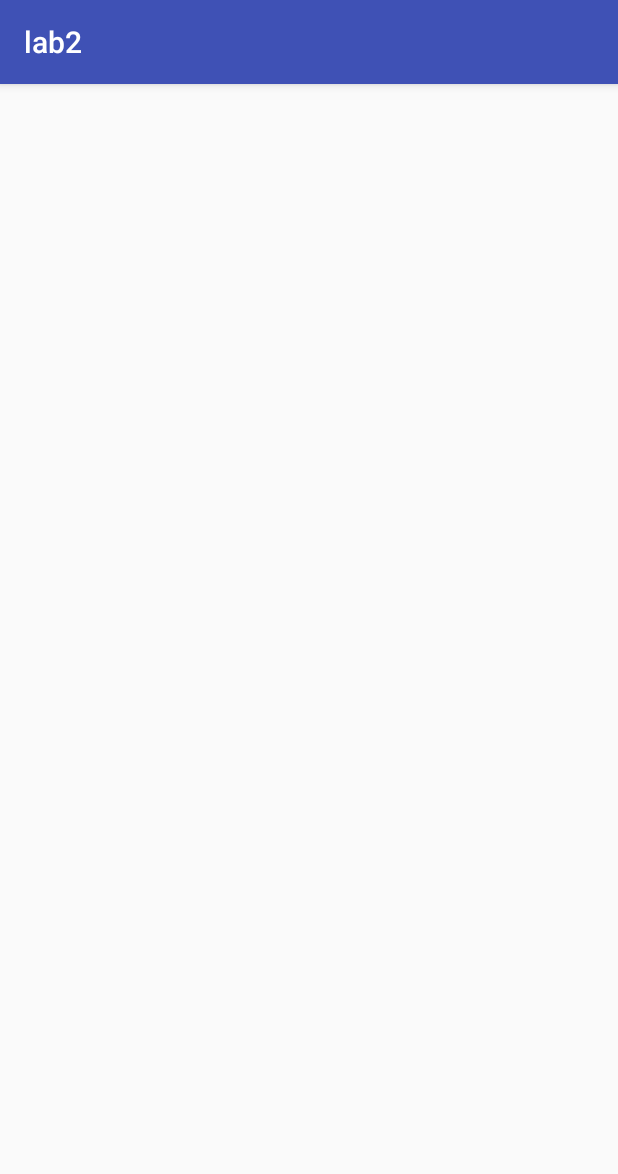
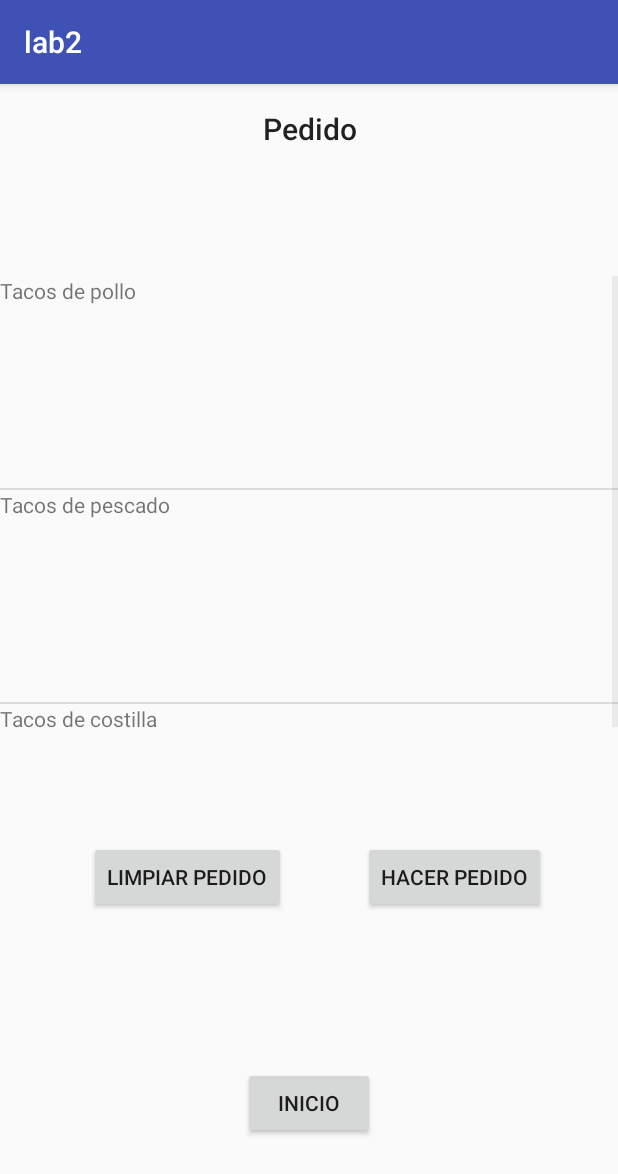
Before and after one commit to GDawg4/lab3, an Android app: the OrderActivity screen opened directly, with no data from a screen before it, on a phone screen of 412 x 824 dp. Shown: the top 1174 px of the screen. Run offline under Robolectric (Android 15) with nearby library versions, the phone set to English and light mode, and no system bars.

Commit message:
Funcionalidad completa TODO: Comentarios y estilización

```diff
--- /dev/null
+++ b/app/src/main/java/com/example/garoz/lab2/ItemAdapter.kt
@@ -0,0 +1,40 @@
+package com.example.garoz.lab2
+
+import android.content.Context
+import android.view.LayoutInflater
+import android.view.View
+import android.view.ViewGroup
+import android.widget.BaseAdapter
+import android.widget.TextView
+
+class ItemAdapter(private val context: Context,
+                  private val dataSource: ArrayList<String>):BaseAdapter() {
+
+    private val inflater:LayoutInflater = context.getSystemService(Context.LAYOUT_INFLATER_SERVICE) as LayoutInflater
+
+    override fun getCount(): Int {
+        return dataSource.size
+    }
+
+    override fun getItem(position: Int): Any {
+        return dataSource[position]
+    }
+
+    override fun getItemId(position: Int): Long {
+        return position.toLong()
+    }
+
+    override fun getView(position: Int, convertView: View?, parent: ViewGroup): View {
+        // Get view for row item
+        val rowView = inflater.inflate(R.layout.oneitem, parent, false)
+
+        val titleTextView = rowView.findViewById(R.id.itemName) as TextView
+
+        val recipe = getItem(position) as String
+
+        titleTextView.text = recipe
+
+
+        return rowView
+    }
+}
--- a/app/src/main/java/com/example/garoz/lab2/MainActivity.kt
+++ b/app/src/main/java/com/example/garoz/lab2/MainActivity.kt
@@ -3,7 +3,9 @@ package com.example.garoz.lab2
 import android.content.Intent
 import android.support.v7.app.AppCompatActivity
 import android.os.Bundle
+import android.widget.ArrayAdapter
 import android.widget.Button
+import android.widget.ListView
 
 class MainActivity : AppCompatActivity() {
 
--- a/app/src/main/java/com/example/garoz/lab2/OrderActivity.kt
+++ b/app/src/main/java/com/example/garoz/lab2/OrderActivity.kt
@@ -1,12 +1,45 @@
 package com.example.garoz.lab2
 
+import android.content.Intent
 import android.support.v7.app.AppCompatActivity
 import android.os.Bundle
+import android.widget.Button
+import android.widget.ListView
+import android.widget.Toast
+import kotlinx.android.synthetic.main.activity_order.*
 
 class OrderActivity : AppCompatActivity() {
+    private lateinit var listView: ListView
 
     override fun onCreate(savedInstanceState: Bundle?) {
         super.onCreate(savedInstanceState)
         setContentView(R.layout.activity_order)
+        listView = findViewById(R.id.orderList)
+
+        val backButton = findViewById<Button>(R.id.backButton)
+        val clearButton = findViewById<Button>(R.id.clearButton)
+        val orderButton = findViewById<Button>(R.id.orderButton)
+
+        val adapter = ItemAdapter(this, appExtensio.menuOrder)
+        listView.adapter = adapter
+
+        backButton.setOnClickListener{
+            var intent = Intent(this, MainActivity::class.java)
+            startActivity(intent)
+        }
+
+        clearButton.setOnClickListener{
+            appExtensio.clear()
+            var toast = Toast.makeText(applicationContext, "Pedido borrado", Toast.LENGTH_SHORT)
+            toast.show()
+            listView.invalidateViews()
+        }
+
+        orderButton.setOnClickListener {
+            appExtensio.clear()
+            var toast = Toast.makeText(applicationContext, "Pedido hecho", Toast.LENGTH_SHORT)
+            toast.show()
+            listView.invalidateViews()
+        }
     }
 }
--- a/app/src/main/java/com/example/garoz/lab2/appExtensio.kt
+++ b/app/src/main/java/com/example/garoz/lab2/appExtensio.kt
@@ -3,12 +3,11 @@ package com.example.garoz.lab2
 import android.app.Application
 
 class appExtensio:Application() {
-    companion object:MenuOrder {
+
+    companion object : MenuOrder {
         var menu = ArrayList<String>()
 
-
-
-        override var menuOrder: ArrayList<String> = ArrayList<String>()
+        override var menuOrder: ArrayList<String> = ArrayList()
         override fun clear() {
             this.menuOrder.clear()
         }
--- a/app/src/main/res/layout/activity_order.xml
+++ b/app/src/main/res/layout/activity_order.xml
@@ -6,4 +6,73 @@
     android:layout_height="match_parent"
     tools:context=".OrderActivity">
 
+    <ListView
+        android:id="@+id/orderList"
+        android:layout_width="0dp"
+        android:layout_height="358dp"
+        android:layout_marginBottom="8dp"
+        app:layout_constraintBottom_toBottomOf="parent"
+        app:layout_constraintEnd_toEndOf="parent"
+        app:layout_constraintHorizontal_bias="1.0"
+        app:layout_constraintStart_toStartOf="parent"
+        app:layout_constraintTop_toTopOf="parent"
+        app:layout_constraintVertical_bias="0.318" />
+
+    <TextView
+        android:id="@+id/textView2"
+        android:layout_width="wrap_content"
+        android:layout_height="wrap_content"
+        android:layout_marginEnd="8dp"
+        android:layout_marginStart="8dp"
+        android:layout_marginTop="16dp"
+        android:text="Pedido"
+        android:textAppearance="@style/TextAppearance.AppCompat.Title"
+        app:layout_constraintEnd_toEndOf="parent"
+        app:layout_constraintHorizontal_bias="0.501"
+        app:layout_constraintStart_toStartOf="parent"
+        app:layout_constraintTop_toTopOf="parent" />
+
+    <Button
+        android:id="@+id/clearButton"
+        android:layout_width="wrap_content"
+        android:layout_height="wrap_content"
+        android:layout_marginBottom="8dp"
+        android:layout_marginEnd="8dp"
+        android:layout_marginStart="8dp"
+        android:layout_marginTop="8dp"
+        android:text="Limpiar pedido"
+        app:layout_constraintBottom_toBottomOf="parent"
+        app:layout_constraintEnd_toStartOf="@+id/orderButton"
+        app:layout_constraintHorizontal_bias="0.541"
+        app:layout_constraintStart_toStartOf="parent"
+        app:layout_constraintTop_toBottomOf="@+id/orderList"
+        app:layout_constraintVertical_bias="0.049" />
+
+    <Button
+        android:id="@+id/orderButton"
+        android:layout_width="wrap_content"
+        android:layout_height="wrap_content"
+        android:layout_marginBottom="8dp"
+        android:layout_marginEnd="48dp"
+        android:layout_marginTop="8dp"
+        android:text="Hacer pedido"
+        app:layout_constraintBottom_toBottomOf="parent"
+        app:layout_constraintEnd_toEndOf="parent"
+        app:layout_constraintTop_toBottomOf="@+id/orderList"
+        app:layout_constraintVertical_bias="0.049" />
+
+    <Button
+        android:id="@+id/backButton"
+        android:layout_width="wrap_content"
+        android:layout_height="wrap_content"
+        android:layout_marginBottom="8dp"
+        android:layout_marginEnd="8dp"
+        android:layout_marginStart="8dp"
+        android:layout_marginTop="8dp"
+        android:text="Inicio"
+        app:layout_constraintBottom_toBottomOf="parent"
+        app:layout_constraintEnd_toEndOf="parent"
+        app:layout_constraintStart_toStartOf="parent"
+        app:layout_constraintTop_toBottomOf="@+id/orderList"
+        app:layout_constraintVertical_bias="0.74" />
 </android.support.constraint.ConstraintLayout>
--- a/app/src/main/res/layout/oneitem.xml
+++ b/app/src/main/res/layout/oneitem.xml
@@ -1,9 +1,10 @@
 <?xml version="1.0" encoding="utf-8"?>
-<android.support.constraint.LinearLayout xmlns:android="http://schemas.android.com/apk/res/android"
+<LinearLayout xmlns:android="http://schemas.android.com/apk/res/android"
     android:layout_width="match_parent" android:layout_height="match_parent">
+
     <TextView
-        android:id="@+id/tvName"
-        android:layout_width="wrap_content"
-        android:layout_height="wrap_content"
+        android:id="@+id/itemName"
+        android:layout_width="288dp"
+        android:layout_height="141dp"
         android:text="Name" />
-</android.support.constraint.LinearLayout>
+</LinearLayout>
```
Also changed, not shown: app/src/main/java/com/example/garoz/lab2/Item.kt (+6 -1 lines), app/src/main/java/com/example/garoz/lab2/MenuActivity.kt (+31 -12 lines), app/src/main/res/layout/activity_menu2.xml (+31 -14 lines).
